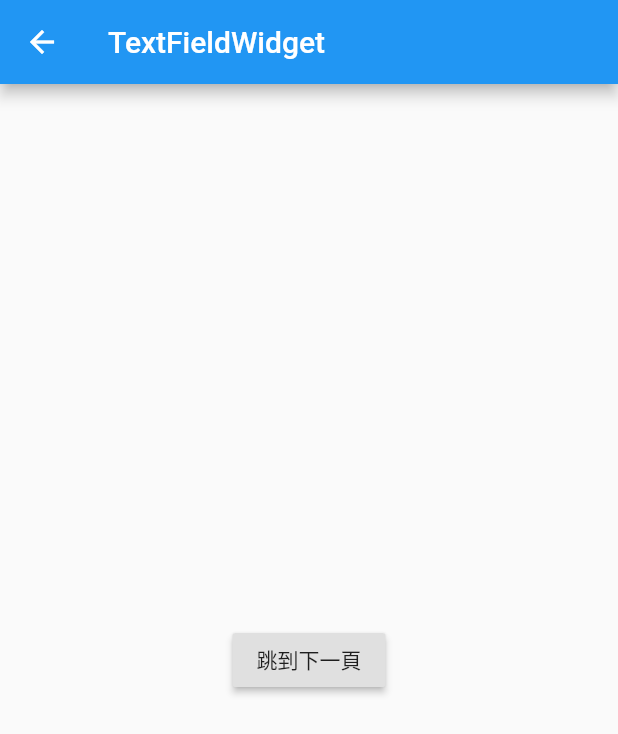
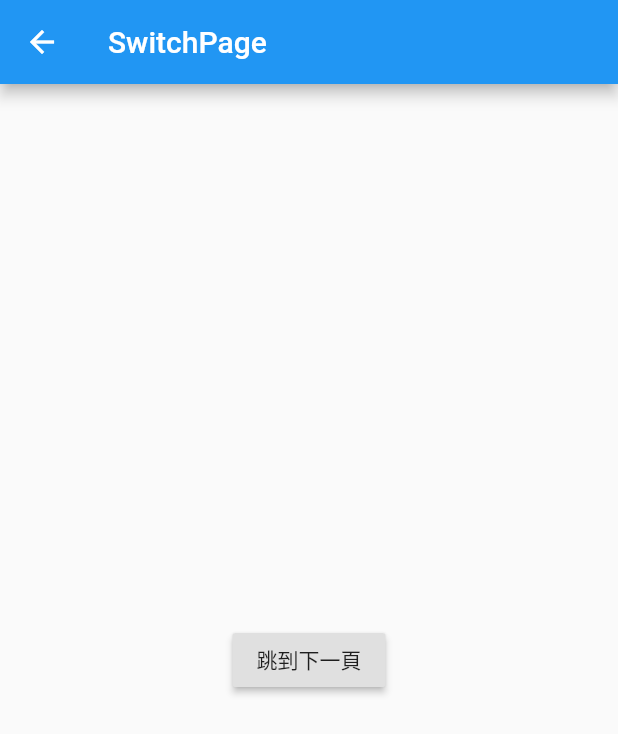
Before and after one commit to katelin013/flutter-practice, a Flutter app: the screen it shows after launch, after a tap on "SwitchPage", on a phone screen of 412 x 824 dp. Shown: the top 734 px of the screen. Run offline on Flutter 3.47's test engine with Material 2 defaults, Android fonts, the phone set to English and light mode, and no system bars; our stand-ins replace toast.

Commit message:
modify_readme

```diff
--- a/lib/main.dart
+++ b/lib/main.dart
@@ -20,11 +20,10 @@ class MyApp extends StatelessWidget {
     }
 }
 
-
+/// 將所有的 example 用一個 column 包
 class ItemSelectWidget extends StatelessWidget{
     @override
-  Widget build(BuildContext context) {
-    // TODO: implement build
+    Widget build(BuildContext context) {
     return Column(
         crossAxisAlignment: CrossAxisAlignment.start,
         children: <Widget>[
@@ -97,11 +96,12 @@ class ItemSelectWidget extends StatelessWidget{
   }
 }
 
+
+
 /// AlertDialog
 class AlertPage extends StatelessWidget{
     @override
     Widget build(BuildContext context) {
-    // TODO: implement build
         return new Scaffold(
             appBar: AppBar(
                 title: Text('TextFieldWidget'),
@@ -153,7 +153,7 @@ class SnackBarWidget extends StatelessWidget {
     Widget build(BuildContext context) {
     return new Scaffold(
         appBar: AppBar(
-            title: Text('TextFieldWidget'),
+            title: Text('SnackBarWidget'),
         ),
         body: Center(
             child: RaisedButton(
@@ -179,7 +179,7 @@ class SwitchPage extends StatelessWidget {
     Widget build(BuildContext context) {
         return new Scaffold(
             appBar: AppBar(
-                title: Text('TextFieldWidget'),
+                title: Text('SwitchPage'),
             ),
             body: Center(
                 child: RaisedButton(
@@ -279,7 +279,7 @@ class ImageWidget extends StatelessWidget {
     Widget build(BuildContext context) {
         return new Scaffold(
             appBar: AppBar(
-            title: Text('TextFieldWidget'),
+            title: Text('ImageWidget'),
         ),
             body: Center(
                 child: Center(
@@ -298,7 +298,7 @@ class ButtonWidget extends StatelessWidget {
     Widget build(BuildContext context) {
         return new Scaffold(
             appBar: AppBar(
-            title: Text('TextFieldWidget'),
+            title: Text('ButtonWidget'),
         ),
             body: Center(
             child: RaisedButton(
@@ -321,7 +321,7 @@ class RowWidget extends StatelessWidget {
     Widget build(BuildContext context) {
         return new Scaffold(
             appBar: AppBar(
-                title: Text('TextFieldWidget'),
+                title: Text('RowWidget'),
             ),
             body: Row(
                 // X 軸對齊方式
@@ -359,7 +359,7 @@ class ContainerWidget extends StatelessWidget {
     Widget build(BuildContext context) {
         return new Scaffold(
             appBar: AppBar(
-                title: Text('TextFieldWidget'),
+                title: Text('ContainerWidget'),
             ),
             body: Center(
                 child: Container(
```
Also changed, not shown: 1 other file.
